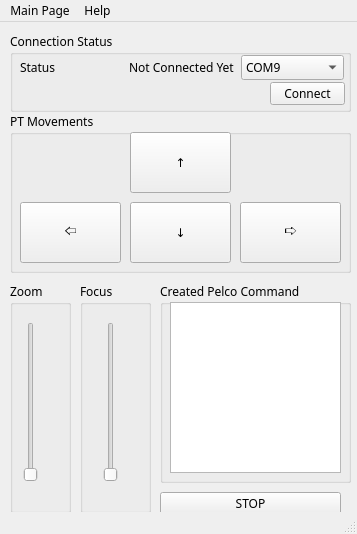
This is ui/ui.ui in mcagriaksoy/PTZControl as Qt 5 draws it before an edit. The edited form follows.
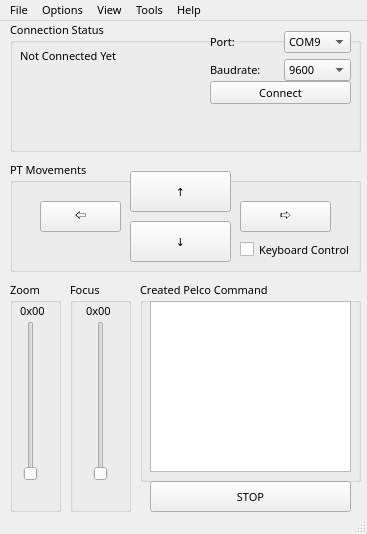
This is the edited form.

Commit message: UI button reorder:

What changed in the file:
```diff
--- a/ui/ui.ui
+++ b/ui/ui.ui
@@ -6,27 +6,33 @@
    <rect>
     <x>0</x>
     <y>0</y>
-    <width>357</width>
+    <width>367</width>
     <height>534</height>
    </rect>
   </property>
   <property name="font">
    <font>
-    <family>Ebrima</family>
-    <pointsize>9</pointsize>
+    <family>Bahnschrift Light</family>
+    <pointsize>8</pointsize>
    </font>
   </property>
   <property name="windowTitle">
    <string>MainWindow</string>
   </property>
+  <property name="toolButtonStyle">
+   <enum>Qt::ToolButtonFollowStyle</enum>
+  </property>
+  <property name="tabShape">
+   <enum>QTabWidget::Rounded</enum>
+  </property>
   <widget class="QWidget" name="centralwidget">
    <widget class="QGroupBox" name="groupBox">
     <property name="geometry">
      <rect>
       <x>10</x>
-      <y>90</y>
-      <width>341</width>
-      <height>161</height>
+      <y>140</y>
+      <width>351</width>
+      <height>111</height>
      </rect>
     </property>
     <property name="title">
@@ -36,9 +42,9 @@
      <property name="geometry">
       <rect>
        <x>230</x>
-       <y>90</y>
-       <width>101</width>
-       <height>61</height>
+       <y>40</y>
+       <width>91</width>
+       <height>31</height>
       </rect>
      </property>
      <property name="text">
@@ -49,9 +55,9 @@
      <property name="geometry">
       <rect>
        <x>120</x>
-       <y>90</y>
+       <y>60</y>
        <width>101</width>
-       <height>61</height>
+       <height>41</height>
       </rect>
      </property>
      <property name="text">
@@ -62,9 +68,9 @@
      <property name="geometry">
       <rect>
        <x>120</x>
-       <y>20</y>
+       <y>10</y>
        <width>101</width>
-       <height>61</height>
+       <height>41</height>
       </rect>
      </property>
      <property name="text">
@@ -74,23 +80,36 @@
     <widget class="QPushButton" name="pushButton_4">
      <property name="geometry">
       <rect>
-       <x>10</x>
-       <y>90</y>
-       <width>101</width>
-       <height>61</height>
+       <x>30</x>
+       <y>40</y>
+       <width>81</width>
+       <height>31</height>
       </rect>
      </property>
      <property name="text">
       <string>🢤</string>
      </property>
     </widget>
+    <widget class="QCheckBox" name="checkBox">
+     <property name="geometry">
+      <rect>
+       <x>230</x>
+       <y>80</y>
+       <width>111</width>
+       <height>17</height>
+      </rect>
+     </property>
+     <property name="text">
+      <string>Keyboard Control</string>
+     </property>
+    </widget>
    </widget>
    <widget class="QGroupBox" name="groupBox_2">
     <property name="geometry">
      <rect>
       <x>10</x>
       <y>260</y>
-      <width>61</width>
+      <width>51</width>
       <height>231</height>
      </rect>
     </property>
@@ -110,13 +129,26 @@
       <enum>Qt::Vertical</enum>
      </property>
     </widget>
+    <widget class="QLabel" name="label_5">
+     <property name="geometry">
+      <rect>
+       <x>10</x>
+       <y>20</y>
+       <width>41</width>
+       <height>20</height>
+      </rect>
+     </property>
+     <property name="text">
+      <string>0x00</string>
+     </property>
+    </widget>
    </widget>
    <widget class="QGroupBox" name="groupBox_3">
     <property name="geometry">
      <rect>
-      <x>80</x>
+      <x>70</x>
       <y>260</y>
-      <width>71</width>
+      <width>61</width>
       <height>231</height>
      </rect>
     </property>
@@ -136,13 +168,26 @@
       <enum>Qt::Vertical</enum>
      </property>
     </widget>
+    <widget class="QLabel" name="label_4">
+     <property name="geometry">
+      <rect>
+       <x>16</x>
+       <y>20</y>
+       <width>41</width>
+       <height>20</height>
+      </rect>
+     </property>
+     <property name="text">
+      <string>0x00</string>
+     </property>
+    </widget>
    </widget>
    <widget class="QGroupBox" name="groupBox_4">
     <property name="geometry">
      <rect>
-      <x>160</x>
+      <x>140</x>
       <y>260</y>
-      <width>191</width>
+      <width>221</width>
       <height>201</height>
      </rect>
     </property>
@@ -154,7 +199,7 @@
       <rect>
        <x>10</x>
        <y>20</y>
-       <width>171</width>
+       <width>201</width>
        <height>171</height>
       </rect>
      </property>
@@ -163,10 +208,10 @@
    <widget class="QPushButton" name="pushButton_5">
     <property name="geometry">
      <rect>
-      <x>160</x>
-      <y>470</y>
-      <width>181</width>
-      <height>23</height>
+      <x>150</x>
+      <y>460</y>
+      <width>201</width>
+      <height>31</height>
      </rect>
     </property>
     <property name="text">
@@ -177,55 +222,20 @@
     <property name="geometry">
      <rect>
       <x>10</x>
-      <y>10</y>
-      <width>341</width>
-      <height>80</height>
+      <y>0</y>
+      <width>351</width>
+      <height>131</height>
      </rect>
     </property>
     <property name="title">
      <string>Connection Status</string>
     </property>
-    <widget class="QWidget" name="horizontalLayoutWidget">
-     <property name="geometry">
-      <rect>
-       <x>10</x>
-       <y>20</y>
-       <width>324</width>
-       <height>31</height>
-      </rect>
-     </property>
-     <layout class="QHBoxLayout" name="horizontalLayout">
-      <item>
-       <widget class="QLabel" name="label">
-        <property name="text">
-         <string>Status</string>
-        </property>
-       </widget>
-      </item>
-      <item>
-       <widget class="QLabel" name="label_2">
-        <property name="text">
-         <string>Not Connected Yet</string>
-        </property>
-       </widget>
-      </item>
-      <item>
-       <widget class="QComboBox" name="comboBox">
-        <item>
-         <property name="text">
-          <string>COM9</string>
-         </property>
-        </item>
-       </widget>
-      </item>
-     </layout>
-    </widget>
     <widget class="QPushButton" name="pushButton_6">
      <property name="geometry">
       <rect>
-       <x>260</x>
-       <y>50</y>
-       <width>75</width>
+       <x>200</x>
+       <y>60</y>
+       <width>141</width>
        <height>23</height>
       </rect>
      </property>
@@ -233,6 +243,63 @@
       <string>Connect</string>
      </property>
     </widget>
+    <widget class="QLabel" name="label_2">
+     <property name="geometry">
+      <rect>
+       <x>10</x>
+       <y>20</y>
+       <width>111</width>
+       <height>29</height>
+      </rect>
+     </property>
+     <property name="text">
+      <string>Not Connected Yet</string>
+     </property>
+    </widget>
+    <widget class="QWidget" name="gridLayoutWidget">
+     <property name="geometry">
+      <rect>
+       <x>200</x>
+       <y>10</y>
+       <width>141</width>
+       <height>50</height>
+      </rect>
+     </property>
+     <layout class="QGridLayout" name="gridLayout">
+      <item row="0" column="1">
+       <widget class="QComboBox" name="comboBox">
+        <item>
+         <property name="text">
+          <string>COM9</string>
+         </property>
+        </item>
+       </widget>
+      </item>
+      <item row="0" column="0">
+       <widget class="QLabel" name="label">
+        <property name="text">
+         <string>Port:</string>
+        </property>
+       </widget>
+      </item>
+      <item row="1" column="0">
+       <widget class="QLabel" name="label_3">
+        <property name="text">
+         <string>Baudrate:</string>
+        </property>
+       </widget>
+      </item>
+      <item row="1" column="1">
+       <widget class="QComboBox" name="comboBox_2">
+        <item>
+         <property name="text">
+          <string>9600</string>
+         </property>
+        </item>
+       </widget>
+      </item>
+     </layout>
+    </widget>
    </widget>
    <zorder>groupBox_3</zorder>
    <zorder>groupBox_2</zorder>
@@ -246,22 +313,44 @@
     <rect>
      <x>0</x>
      <y>0</y>
-     <width>357</width>
-     <height>21</height>
+     <width>367</width>
+     <height>19</height>
     </rect>
    </property>
    <widget class="QMenu" name="menuMain_Page">
     <property name="title">
-     <string>Main Page</string>
+     <string>File</string>
     </property>
    </widget>
    <widget class="QMenu" name="menuHelp">
     <property name="title">
+     <string>Options</string>
+    </property>
+    <addaction name="actionSerial_Port"/>
+   </widget>
+   <widget class="QMenu" name="menuView">
+    <property name="title">
+     <string>View</string>
+    </property>
+    <addaction name="actionAdvanced_View"/>
+   </widget>
+   <widget class="QMenu" name="menuHelp_2">
+    <property name="title">
+     <string>Tools</string>
+    </property>
+    <addaction name="separator"/>
+    <addaction name="actionClear_cache"/>
+   </widget>
+   <widget class="QMenu" name="menuHelp_3">
+    <property name="title">
      <string>Help</string>
     </property>
    </widget>
    <addaction name="menuMain_Page"/>
    <addaction name="menuHelp"/>
+   <addaction name="menuView"/>
+   <addaction name="menuHelp_2"/>
+   <addaction name="menuHelp_3"/>
   </widget>
   <widget class="QStatusBar" name="statusbar"/>
  </widget>
```
Left out of the diff: 53 changed lines with no effect on the pictures.
